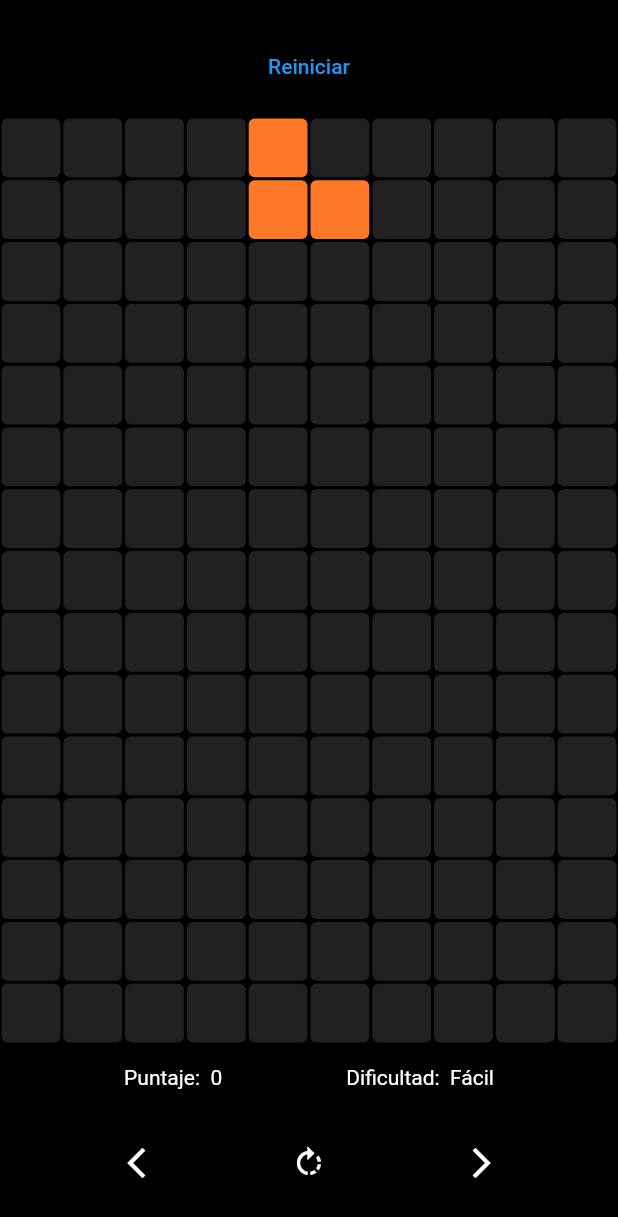
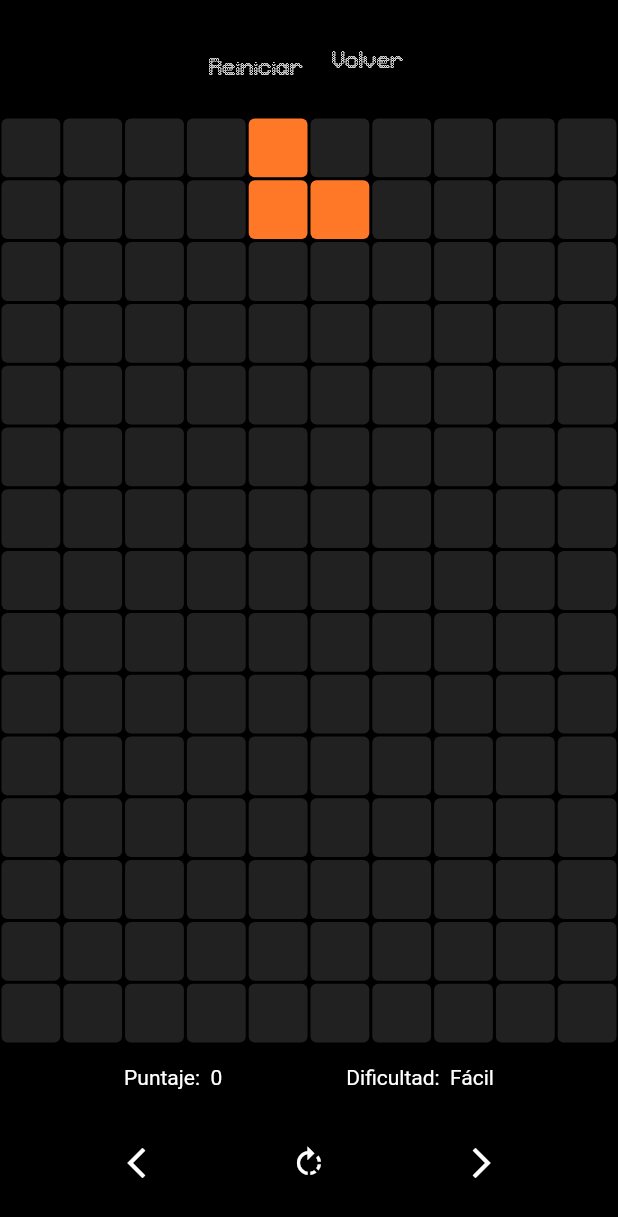
Before and after one commit to PatoRomano/tetris, a Flutter app: the screen it shows after launch, after a tap on "Iniciar Juego", on a phone screen of 412 x 824 dp. Shown: the top 1217 px of the screen. Run offline on Flutter 3.47's test engine with Material 2 defaults, Android fonts, the phone set to English and light mode, and no system bars; our stand-ins replace just_audio; missing offline and left inert: soundpool.

```diff
--- a/lib/board.dart
+++ b/lib/board.dart
@@ -1,18 +1,14 @@
 import 'dart:async';
-import 'dart:io';
 import 'dart:math';
-import 'dart:typed_data';
 
 import 'package:flutter/material.dart';
 import 'package:flutter/services.dart';
-import 'package:flutter/src/widgets/scroll_view.dart';
-import 'package:flutter/src/rendering/sliver_grid.dart';
 import 'package:just_audio/just_audio.dart';
 import 'package:soundpool/soundpool.dart';
 import 'package:tetris/piece.dart';
 import 'package:tetris/pixel.dart';
+import 'package:tetris/screens/menu_screen.dart';
 import 'package:tetris/values.dart';
-
 
 List<List<Tetromino?>> gameBoard = List.generate(
   colLenght,
@@ -22,7 +18,6 @@ List<List<Tetromino?>> gameBoard = List.generate(
   ),
 );
 
-
 class GameBoard extends StatefulWidget {
   const GameBoard({super.key});
 
@@ -31,13 +26,12 @@ class GameBoard extends StatefulWidget {
 }
 
 class _GameBoardState extends State<GameBoard> {
-
   Piece currentPiece = Piece(type: Tetromino.L);
 
   int currentScore = 0;
 
   bool gameOver = false;
-
+  bool volver = false;
   Duration frameRate = const Duration(milliseconds: 500);
 
   String difficulty = 'Fácil';
@@ -54,8 +48,6 @@ class _GameBoardState extends State<GameBoard> {
     startGame();
   }
 
-
-
   Future<void> _soundmovepiece() async {
     Soundpool pool = Soundpool(streamType: StreamType.notification);
 
@@ -65,7 +57,6 @@ class _GameBoardState extends State<GameBoard> {
       return pool.load(soundData);
     });
     int streamId = await pool.play(soundId);
-
   }
 
   void startGame() {
@@ -76,60 +67,73 @@ class _GameBoardState extends State<GameBoard> {
   }
 
   void gameLoop() {
-    Timer.periodic(
-      frameRate,
-      (timer) {
+    Timer.periodic(frameRate, (timer) {
       setState(() {
         increaseDifficulty();
         clearLines();
         checkLanding();
-          if(gameOver){
+        if (gameOver) {
           _gameOver.play();
           _audioPlayer.seek(Duration.zero, index: 2);
           _audioPlayer.stop();
           timer.cancel();
           showGameOverDialog();
+          currentScore = 0;
         }
         currentPiece.movePiece(Direction.down);
       });
-      }
-    );
+    });
   }
 
   void increaseDifficulty() {
-    if(currentScore == 100) {
-      frameRate = Duration(milliseconds: 400);
-    } else if (currentScore > 1000) {
-      frameRate = Duration(milliseconds: 300);
+    if (currentScore < 100) {
+      frameRate = const Duration(milliseconds: 500);
+    } else if (currentScore > 200 && currentScore <= 300) {
+      frameRate = const Duration(milliseconds: 300);
+    }else{
+      frameRate = const Duration(milliseconds: 100);
     }
     checkDifficulty();
   }
 
   void checkDifficulty() {
-    if(frameRate >= Duration(milliseconds: 500)) {
+    if (frameRate >= const Duration(milliseconds: 500)) {
       difficulty = 'Fácil';
-    } else if (frameRate == Duration(milliseconds: 400)) {
+    } else if (frameRate == const Duration(milliseconds: 300)) {
       _audioPlayer.setSpeed(1.2);
       difficulty = 'Media';
-    } else if (frameRate < Duration(milliseconds: 300)) {
+    } else if (frameRate < const Duration(milliseconds: 100)) {
       _audioPlayer.setSpeed(1.5);
       difficulty = 'Difícil';
     }
   }
 
   void showGameOverDialog() {
-    showDialog(context: context, builder: (context) => AlertDialog(
-      title: Text('Game Over'),
+    if (!volver) {
+      showDialog(
+        context: context,
+        builder: (context) => AlertDialog(
+          title: const Text('Game Over'),
           content: Text('Tu puntaje alcanzado es:  $currentScore'),
           actions: [
-        TextButton(onPressed: () {
+            TextButton(
+                onPressed: () {
                   // restart
                   resetGame();
                   Navigator.pop(context);
-        }, child: Text('Jugar de nuevo')
+                },
+                child:const Text('Jugar de nuevo')),
+          ],
         ),
-      ],
-    ),);
+      );
+    } else {
+      showDialog(
+          context: context,
+          builder: (context) => AlertDialog(
+                title:const Text('Game Over'),
+                content: Text('Tu puntaje alcanzado es:  $currentScore'),
+              ));
+    }
   }
 
   void resetGame() {
@@ -176,11 +180,11 @@ class _GameBoardState extends State<GameBoard> {
   }
 
   void checkLanding() {
-    if(checkCollision(Direction.down)) {
+    if (checkCollision(Direction.down)) {
       for (int i = 0; i < currentPiece.position.length; i++) {
         int row = (currentPiece.position[i] / rowLenght).floor();
         int col = currentPiece.position[i] % rowLenght;
-        if(row >= 0 && col >= 0) {
+        if (row >= 0 && col >= 0) {
           gameBoard[row][col] = currentPiece.type;
         }
       }
@@ -198,32 +202,32 @@ class _GameBoardState extends State<GameBoard> {
     currentPiece.initializePiece();
 
     // en lugar de chequear cada frame, se chequea al crear una nueva pieza, para ver si la fila de arriba esta ocupada.
-    if(isGameOver()) {
+    if (isGameOver()) {
       gameOver = true;
     }
   }
 
-  void moveLeft () {
+  void moveLeft() {
     _soundmovepiece();
     // asegurarse que el movimiento es valido antes de moverlo
-    if (!checkCollision(Direction.left)){
+    if (!checkCollision(Direction.left)) {
       setState(() {
         currentPiece.movePiece(Direction.left);
       });
     }
   }
 
-  void moveRight () {
+  void moveRight() {
     _soundmovepiece();
     // asegurarse que el movimiento es valido antes de moverlo
-    if (!checkCollision(Direction.right)){
+    if (!checkCollision(Direction.right)) {
       setState(() {
         currentPiece.movePiece(Direction.right);
       });
     }
   }
 
-  void rotatePiece () {
+  void rotatePiece() {
     _soundmovepiece();
     setState(() {
       currentPiece.rotatePiece();
@@ -234,25 +238,25 @@ class _GameBoardState extends State<GameBoard> {
   void clearLines() {
     // recorrer cada fila de abajo arriba.
 
-    for(int row = colLenght - 1; row >= 0; row--) {
+    for (int row = colLenght - 1; row >= 0; row--) {
       // inicializar una variable para rastrear si la fila esta completa.
       bool rowIsFull = true;
 
       // verifica si la fila esta completa
-      for(int col = 0; col < rowLenght; col++) {
+      for (int col = 0; col < rowLenght; col++) {
         // si hay una sola columna vacia, retorna falso
-        if(gameBoard[row][col] == null) {
+        if (gameBoard[row][col] == null) {
           rowIsFull = false;
           break;
         }
       }
 
       // si esta llena, eliminar la fila y bajar las piezas una fila
-      if(rowIsFull) {
+      if (rowIsFull) {
         // mover todas las filas hhacia abajo
-        for(int r = row; r > 0; r--) {
+        for (int r = row; r > 0; r--) {
           // copia la fila superior, a la fila actual, es decir, digamos, osea, copia tal cual esta a la de abajo.
-          gameBoard[r] = List.from(gameBoard[r-1]);
+          gameBoard[r] = List.from(gameBoard[r - 1]);
         }
 
         // setear la fila superior a vacia.
@@ -267,8 +271,8 @@ class _GameBoardState extends State<GameBoard> {
 
   // GAME OVER
   bool isGameOver() {
-    for(int col = 0; col < rowLenght; col++) {
-      if(gameBoard[0][col] != null) {
+    for (int col = 0; col < rowLenght - 1; col++) {
+      if (gameBoard[0][col] != null) {
         return true;
       }
     }
@@ -281,15 +285,58 @@ class _GameBoardState extends State<GameBoard> {
       backgroundColor: Colors.black,
       body: Column(
         children: [
+          Row(mainAxisAlignment: MainAxisAlignment.center, children: [
             Padding(
               padding: const EdgeInsets.only(top: 20, bottom: 10.0),
-            child: TextButton(onPressed: () {
+              child: TextButton(
+                onPressed: () {
                   // restart
                   gameOver = true;
-            }, child: Text('Reiniciar')
+                },
+                child: const Text(
+                  'Reiniciar',
+                  style: TextStyle(
+                    fontFamily:
+                        'roundedsqure', // Reemplaza 'TuFuentePixelArt' con la fuente pixel art que desees
+                    fontSize:
+                        16, // Ajusta el tamaño de la fuente según tus necesidades
+                    color: Colors
+                        .white, // Ajusta el color del texto según tus necesidades
                   ),
                 ),
-
+              ),
+            ),
+            InkWell(
+              onTap: () {
+                volver = true;
+                gameOver = true;
+                // Navegar a la pantalla del juego
+                Navigator.push(
+                  context,
+                  MaterialPageRoute(builder: (context) => MenuScreen()),
+                );
+              },
+              child: Container(
+                decoration: BoxDecoration(
+                  border: Border.all(
+                      color: Colors.transparent), // Hacer el botón transparente
+                ),
+                padding: const EdgeInsets.all(
+                    10), // Ajusta el espaciado según tus necesidades
+                child: const Text(
+                  'Volver',
+                  style: TextStyle(
+                    fontFamily:
+                        'roundedsqure', // Reemplaza 'TuFuentePixelArt' con la fuente pixel art que desees
+                    fontSize:
+                        16, // Ajusta el tamaño de la fuente según tus necesidades
+                    color: Colors
+                        .white, // Ajusta el color del texto según tus necesidades
+                  ),
+                ),
+              ),
+            ),
+          ]),
 
           //GRILLA DEL JUEGO
           Expanded(
@@ -301,24 +348,21 @@ class _GameBoardState extends State<GameBoard> {
                 itemBuilder: (context, index) {
                   int row = (index / rowLenght).floor();
                   int col = index % rowLenght;
-                  if (currentPiece.position.contains(index)){
+                  if (currentPiece.position.contains(index)) {
                     return Pixel(
                       color: currentPiece.color,
                     );
-
-                  } else if (gameBoard[row][col] != null){
+                  } else if (gameBoard[row][col] != null) {
                     final Tetromino? tetrominoType = gameBoard[row][col];
                     return Pixel(
                       color: tetrominoColors[tetrominoType],
                     );
-
                   } else {
                     return Pixel(
                       color: Colors.grey[900],
                     );
                   }
-                }
-            ),
+                }),
           ),
 
           Row(
@@ -326,11 +370,11 @@ class _GameBoardState extends State<GameBoard> {
             children: [
               Text(
                 'Puntaje:  $currentScore',
-                style: TextStyle(color: Colors.white),
+                style:const TextStyle(color: Colors.white),
               ),
               Text(
                 'Dificultad:  $difficulty',
-                style: TextStyle(color: Colors.white),
+                style:const TextStyle(color: Colors.white),
               ),
             ],
           ),
@@ -342,12 +386,22 @@ class _GameBoardState extends State<GameBoard> {
               mainAxisAlignment: MainAxisAlignment.spaceEvenly,
               children: [
                 // izquierda
-              IconButton(onPressed: moveLeft, color: Colors.white, icon: Icon(Icons.arrow_back_ios_new)),
+                IconButton(
+                    onPressed: moveLeft,
+                    color: Colors.white,
+                    icon:const Icon(Icons.arrow_back_ios_new)),
                 // rotar
-              IconButton(onPressed: rotatePiece, color: Colors.white, icon: Icon(Icons.rotate_right)),
+                IconButton(
+                    onPressed: rotatePiece,
+                    color: Colors.white,
+                    icon:const Icon(Icons.rotate_right)),
                 //derecha
-              IconButton(onPressed: moveRight, color: Colors.white, icon: Icon(Icons.arrow_forward_ios)),
-            ],),
+                IconButton(
+                    onPressed: moveRight,
+                    color: Colors.white,
+                    icon:const Icon(Icons.arrow_forward_ios)),
+              ],
+            ),
           )
         ],
       ),
--- a/lib/main.dart
+++ b/lib/main.dart
@@ -1,7 +1,10 @@
 import 'package:flutter/material.dart';
+import 'package:flutter/services.dart';
 import 'package:tetris/screens/menu_screen.dart';
 
 void main() {
+  WidgetsFlutterBinding.ensureInitialized();
+  SystemChrome.setEnabledSystemUIMode(SystemUiMode.immersive, overlays: []);
   runApp(const MyApp());
 }
 
--- a/lib/screens/menu_screen.dart
+++ b/lib/screens/menu_screen.dart
@@ -6,7 +6,18 @@ class MenuScreen extends StatelessWidget {
   Widget build(BuildContext context) {
     return Scaffold(
       appBar: AppBar(
-        title: const Text('Tetris'),
+
+        title: const Text('Tetris',
+         style: TextStyle(
+            fontFamily: 'roundedsqure', // Reemplaza 'TuFuentePixelArt' con la fuente pixel art que desees
+            fontSize: 40, // Ajusta el tamaño de la fuente según tus necesidades
+            color: Colors.white, // Ajusta el color del texto según tus necesidades
+          ),
+
+          ),
+         centerTitle: true,
+         toolbarHeight: 100,
+        backgroundColor: Colors.black,
       ),
       body: Column(
         mainAxisAlignment: MainAxisAlignment.center,
@@ -18,7 +29,7 @@ class MenuScreen extends StatelessWidget {
               image:  AssetImage(
                 'assets/images/espacio.jpg',
               )),
-          const SizedBox(height: 20),
+          const SizedBox(height: 40),
           InkWell(
       onTap: () {
         // Navegar a la pantalla del juego
@@ -36,7 +47,7 @@ class MenuScreen extends StatelessWidget {
           'Iniciar Juego',
           style: TextStyle(
             fontFamily: 'roundedsqure', // Reemplaza 'TuFuentePixelArt' con la fuente pixel art que desees
-            fontSize: 16, // Ajusta el tamaño de la fuente según tus necesidades
+            fontSize: 25, // Ajusta el tamaño de la fuente según tus necesidades
             color: Colors.white, // Ajusta el color del texto según tus necesidades
           ),
         ),
--- a/pubspec.yaml
+++ b/pubspec.yaml
@@ -40,6 +40,7 @@ dependencies:
   just_audio: ^0.9.35
   just_audio_background: ^0.0.1-beta.10
   flutter_launcher_icons: ^0.13.1
+  provider: ^6.1.1
 dev_dependencies:
   flutter_test:
     sdk: flutter
```
Also changed, not shown: pubspec.lock, 1 other file. Lines whose indentation alone changed are shown as unchanged.
